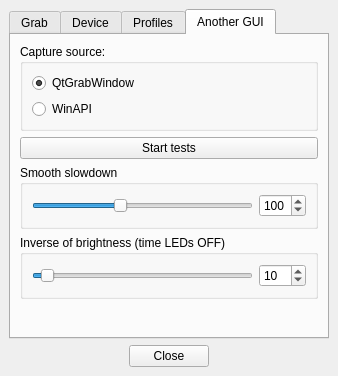
Qt form Software/src/mainwindow.ui (Atarity/Lightpack) before a commit.
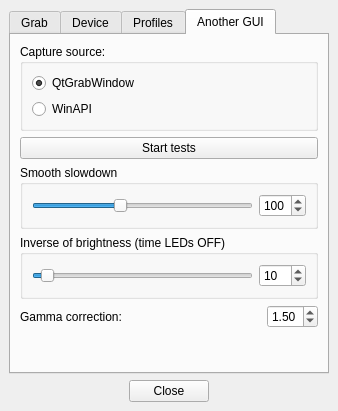
The same form after that commit. Icons and pictures are not drawn.

Commit message: Software: add gamma correction (calculate in GrabManager), add double spin box to another GUI;

```diff
--- a/Software/src/mainwindow.ui
+++ b/Software/src/mainwindow.ui
@@ -8,7 +8,7 @@
     <x>0</x>
     <y>0</y>
     <width>338</width>
-    <height>376</height>
+    <height>411</height>
    </rect>
   </property>
   <property name="windowTitle">
@@ -806,6 +806,39 @@
           </layout>
          </widget>
         </item>
+        <item>
+         <layout class="QHBoxLayout" name="horizontalLayout_11">
+          <item>
+           <widget class="QLabel" name="label_GammaCorrection">
+            <property name="sizePolicy">
+             <sizepolicy hsizetype="Expanding" vsizetype="Preferred">
+              <horstretch>0</horstretch>
+              <verstretch>0</verstretch>
+             </sizepolicy>
+            </property>
+            <property name="text">
+             <string>Gamma correction:</string>
+            </property>
+           </widget>
+          </item>
+          <item>
+           <widget class="QDoubleSpinBox" name="doubleSpinBox_HW_GammaCorrection">
+            <property name="minimum">
+             <double>0.010000000000000</double>
+            </property>
+            <property name="maximum">
+             <double>2.000000000000000</double>
+            </property>
+            <property name="singleStep">
+             <double>0.050000000000000</double>
+            </property>
+            <property name="value">
+             <double>1.500000000000000</double>
+            </property>
+           </widget>
+          </item>
+         </layout>
+        </item>
         <item>
          <spacer name="verticalSpacer_4">
           <property name="orientation">
```
The commit also changes 3 other files.
